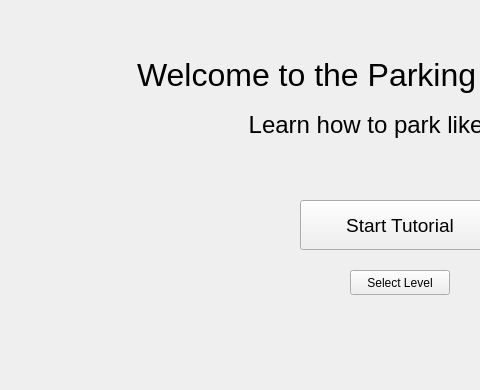
Old version of the form welcomescreen.ui in the repository Chromecore/Parking-Educational-App; both pictures show x 0 to 480 and y 0 to 390 of the 800 by 600 pixel window.
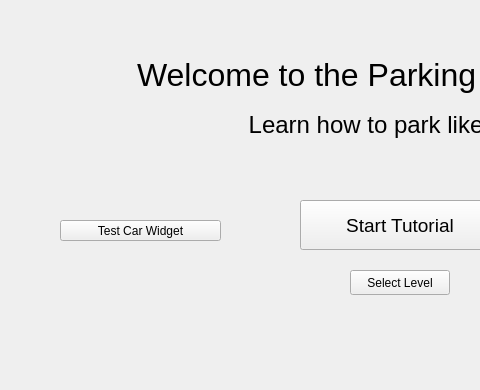
New version of the form.

Commit message: added test car widget to welcome screen

The edit to the form file:
```diff
--- a/welcomescreen.ui
+++ b/welcomescreen.ui
@@ -88,6 +88,19 @@
     <string>Select Level</string>
    </property>
   </widget>
+  <widget class="QPushButton" name="testButton">
+   <property name="geometry">
+    <rect>
+     <x>60</x>
+     <y>220</y>
+     <width>161</width>
+     <height>21</height>
+    </rect>
+   </property>
+   <property name="text">
+    <string>Test Car Widget</string>
+   </property>
+  </widget>
  </widget>
  <resources/>
  <connections/>
```
The commit also changes 5 other files.
